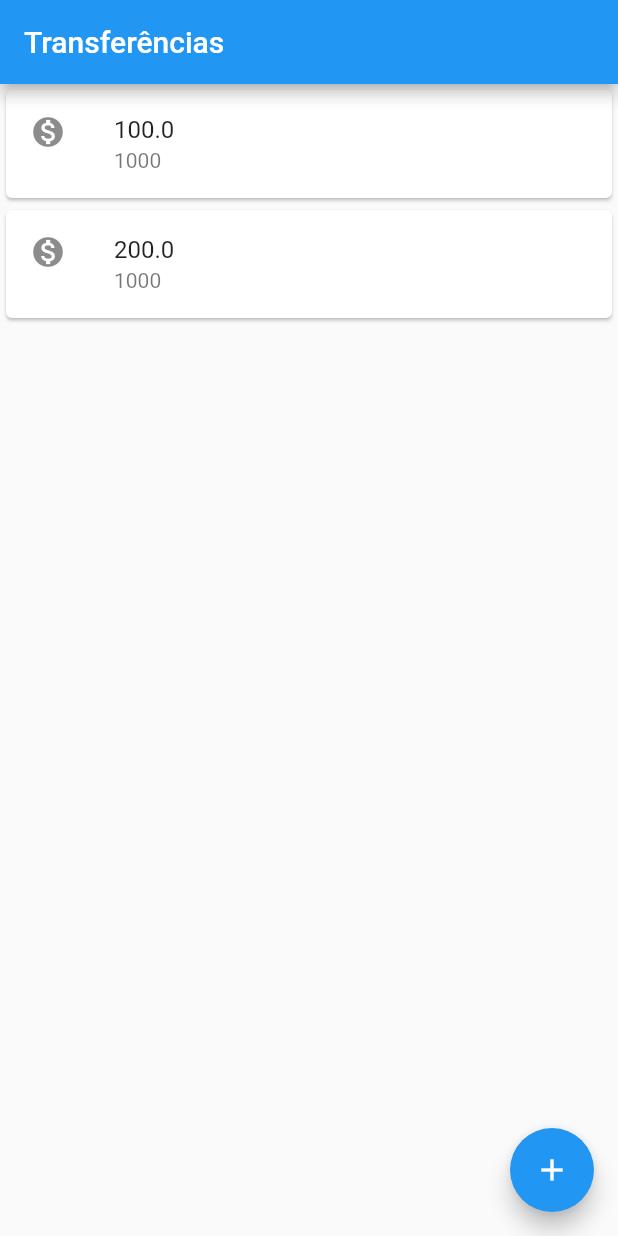
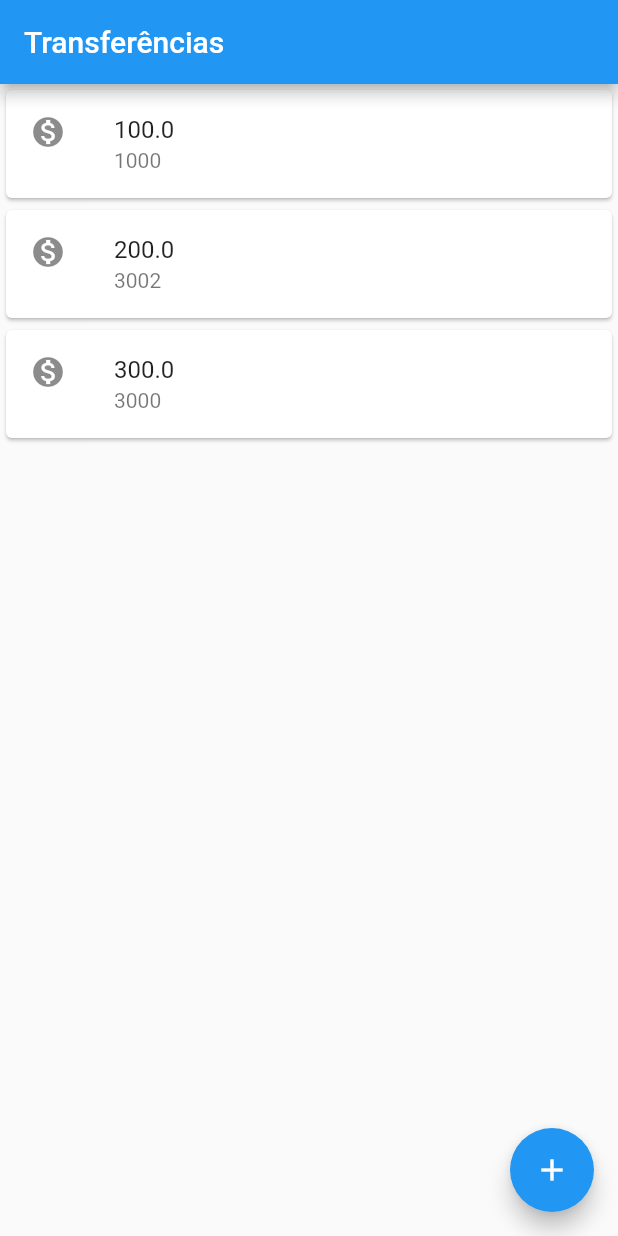
Before and after one commit to Gilmar-moraes/bytebank-alura-flutter, a Flutter app: the screen it shows after launch, on a phone screen of 412 x 824 dp. Run offline on Flutter 3.47's test engine with Material 2 defaults, Android fonts, the phone set to English and light mode, and no system bars.

Commit message:
entrega da primera feature

```diff
--- a/lib/main.dart
+++ b/lib/main.dart
@@ -3,24 +3,7 @@ import 'package:flutter/material.dart';
 void main() =>
     runApp(MaterialApp(
       home: Scaffold(
-        body: Column(
-          children: [
-            Card(
-              child: ListTile(
-                leading: Icon(Icons.monetization_on),
-                title: Text('100.0'),
-                subtitle: Text('1000'),
-              ),
-            ),
-            Card(
-              child: ListTile(
-                leading: Icon(Icons.monetization_on),
-                title: Text('200.0'),
-                subtitle: Text('1000'),
-              ),
-            ),
-          ],
-        ),
+        body: ListaTransferencia(),
         appBar: AppBar(title: Text('Transferências'),),
         floatingActionButton: FloatingActionButton(
           onPressed: () {},
@@ -28,3 +11,43 @@ void main() =>
         ),
       ),
     ));
+
+class ListaTransferencia extends StatelessWidget {
+  @override
+  Widget build(BuildContext context) {
+    // TODO: implement build
+    return Column(
+      children: <Widget>[
+        ItemTransferencia(Transferencia(100.0, 1000)),
+        ItemTransferencia(Transferencia(200.0, 3002)),
+        ItemTransferencia(Transferencia(300.0, 3000)),
+      ],
+    );
+  }
+}
+
+class ItemTransferencia extends StatelessWidget {
+
+  final Transferencia _transferencia;
+
+  ItemTransferencia(this._transferencia);
+
+  @override
+  Widget build(BuildContext context) {
+    // TODO: implement build
+    return Card(
+      child: ListTile(
+        leading: Icon(Icons.monetization_on),
+        title: Text(_transferencia.valor.toString()),
+        subtitle: Text(_transferencia.numeroConta.toString()),
+      ),
+    );
+  }
+}
+
+class Transferencia {
+  final double valor;
+  final int numeroConta;
+
+  Transferencia(this.valor, this.numeroConta);
+}
```
